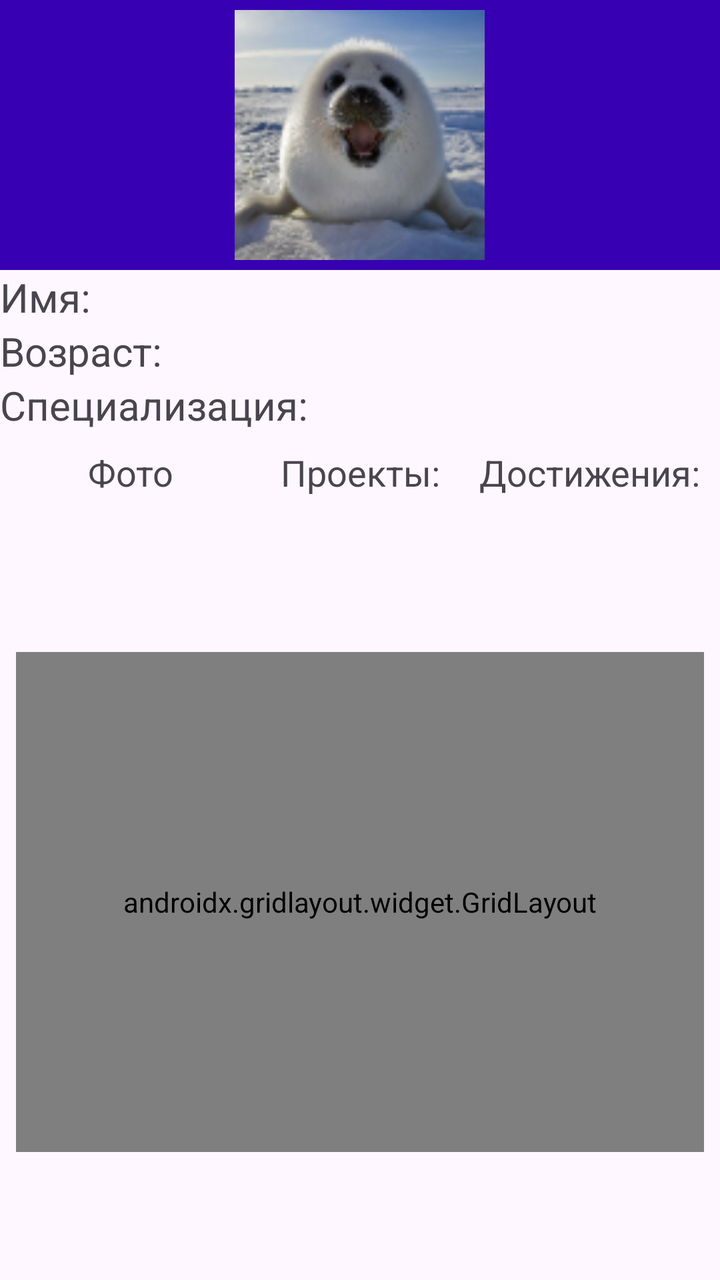
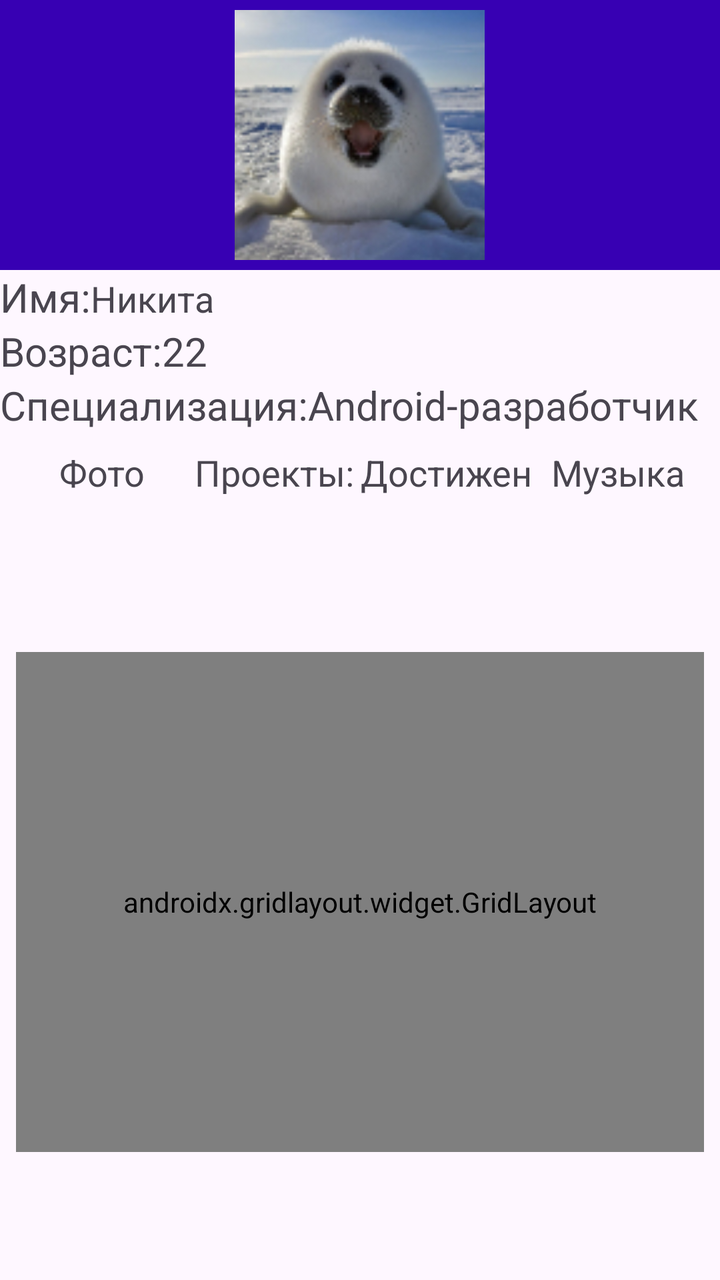

Two renders of the same Android screen: before a commit and after it. Below are the layout's source before the change and the commit's diff.
<!-- AndroidManifest.xml: application theme Theme.MobileApp3 -->
<!-- res/layout/activity_main.xml -->
<?xml version="1.0" encoding="utf-8"?>
<androidx.constraintlayout.widget.ConstraintLayout xmlns:android="http://schemas.android.com/apk/res/android"
    xmlns:app="http://schemas.android.com/apk/res-auto"
    xmlns:tools="http://schemas.android.com/tools"
    android:id="@+id/main"
    android:layout_width="match_parent"
    android:layout_height="match_parent"
    tools:context=".MainActivity">

    <FrameLayout
        android:id="@+id/frameLayout"
        android:layout_width="match_parent"
        android:layout_height="135dp"
        android:background="@color/design_default_color_primary_dark"
        app:layout_constraintLeft_toLeftOf="parent"
        app:layout_constraintRight_toRightOf="parent"
        app:layout_constraintTop_toTopOf="parent">

        <ImageView
            android:id="@+id/imageView"
            android:layout_width="125dp"
            android:layout_height="125dp"
            android:layout_gravity="center"
            android:contentDescription="@string/photo_profile_desc"
            app:srcCompat="@drawable/tulen" />
    </FrameLayout>

    <LinearLayout
        android:id="@+id/linearLayout"
        android:layout_width="0dp"
        android:layout_height="wrap_content"
        android:orientation="vertical"
        app:layout_constraintLeft_toLeftOf="parent"
        app:layout_constraintRight_toRightOf="parent"
        app:layout_constraintTop_toBottomOf="@+id/frameLayout">

        <TextView
            android:id="@+id/textView"
            android:layout_width="match_parent"
            android:layout_height="wrap_content"
            android:text="@string/text_name"
            android:textSize="20sp" />

        <TextView
            android:id="@+id/textView2"
            android:layout_width="match_parent"
            android:layout_height="wrap_content"
            android:text="@string/text_age"
            android:textSize="20sp" />

        <TextView
            android:id="@+id/textView3"
            android:layout_width="match_parent"
            android:layout_height="wrap_content"
            android:text="@string/text_job"
            android:textSize="20sp" />
    </LinearLayout>

    <LinearLayout
        android:id="@+id/linearLayout2"
        android:layout_width="match_parent"
        android:layout_height="30dp"
        android:layout_marginHorizontal="8dp"
        android:layout_marginTop="8dp"
        android:orientation="horizontal"
        app:layout_constraintEnd_toEndOf="parent"
        app:layout_constraintStart_toStartOf="parent"
        app:layout_constraintTop_toBottomOf="@+id/linearLayout">

        <TextView
            android:id="@+id/textView4"
            android:layout_width="match_parent"
            android:layout_height="wrap_content"
            android:layout_weight="1"
            android:gravity="center"
            android:text="@string/text_photo"
            android:textSize="18sp" />

        <TextView
            android:id="@+id/textView5"
            android:layout_width="match_parent"
            android:layout_height="wrap_content"
            android:layout_weight="1"
            android:gravity="center"
            android:text="@string/text_projects"
            android:textSize="18sp" />

        <TextView
            android:id="@+id/textView6"
            android:layout_width="match_parent"
            android:layout_height="wrap_content"
            android:layout_weight="1"
            android:gravity="center"
            android:text="@string/text_achievements"
            android:textSize="18sp" />
    </LinearLayout>

    <androidx.gridlayout.widget.GridLayout
        android:layout_width="match_parent"
        android:layout_height="250dp"
        android:layout_marginHorizontal="8dp"
        android:layout_marginTop="8dp"
        app:columnCount="3"
        app:layout_constraintBottom_toBottomOf="parent"
        app:layout_constraintEnd_toEndOf="parent"
        app:layout_constraintStart_toStartOf="parent"
        app:layout_constraintTop_toBottomOf="@+id/linearLayout2"
        app:rowCount="2">

        <ImageView
            android:id="@+id/imageView2"
            android:layout_width="112dp"
            android:layout_height="112dp"
            android:contentDescription="@string/photo_photo_desc"
            app:srcCompat="@drawable/tulen" />

        <ImageView
            android:id="@+id/imageView3"
            android:layout_width="112dp"
            android:layout_height="112dp"
            android:contentDescription="@string/photo_projects_desc"
            app:srcCompat="@drawable/tulen" />

        <ImageView
            android:id="@+id/imageView4"
            android:layout_width="112dp"
            android:layout_height="112dp"
            android:contentDescription="@string/photo_achievements_desc"
            app:srcCompat="@drawable/tulen" />

        <ImageView
            android:id="@+id/imageView5"
            android:layout_width="112dp"
            android:layout_height="112dp"
            android:contentDescription="@string/photo_photo_desc"
            app:srcCompat="@drawable/tulen" />

        <ImageView
            android:id="@+id/imageView6"
            android:layout_width="112dp"
            android:layout_height="112dp"
            android:contentDescription="@string/photo_projects_desc"
            app:srcCompat="@drawable/tulen" />

        <ImageView
            android:id="@+id/imageView7"
            android:layout_width="112dp"
            android:layout_height="112dp"
            android:contentDescription="@string/photo_achievements_desc"
            app:srcCompat="@drawable/tulen" />

    </androidx.gridlayout.widget.GridLayout>
</androidx.constraintlayout.widget.ConstraintLayout>
<!-- resources referenced by this layout -->
<resources>
  <!-- drawable tulen: jpg bitmap (drawable, 14408 bytes) -->
  <string name="photo_achievements_desc">Какие то описания достижений</string>
  <string name="photo_photo_desc">Какие то описания фотографий</string>
  <string name="photo_profile_desc">Какое-то описание фото</string>
  <string name="photo_projects_desc">Какие то описания проектов</string>
  <string name="text_achievements">Достижения:</string>
  <string name="text_age">Возраст:</string>
  <string name="text_job">Специализация:</string>
  <string name="text_name">Имя:</string>
  <string name="text_photo">Фото</string>
  <string name="text_projects">Проекты:</string>
  <style name="Theme.MobileApp3" parent="Base.Theme.MobileApp3" />
  <style name="Base.Theme.MobileApp3" parent="Theme.Material3.DayNight.NoActionBar">
          
          
      </style>
</resources>

<!-- the commit's change to res/layout/activity_main.xml (unified diff, before → after) -->
@@ -34,26 +34,66 @@
         app:layout_constraintRight_toRightOf="parent"
         app:layout_constraintTop_toBottomOf="@+id/frameLayout">
 
-        <TextView
-            android:id="@+id/textView"
-            android:layout_width="match_parent"
-            android:layout_height="wrap_content"
-            android:text="@string/text_name"
-            android:textSize="20sp" />
-
-        <TextView
-            android:id="@+id/textView2"
-            android:layout_width="match_parent"
-            android:layout_height="wrap_content"
-            android:text="@string/text_age"
-            android:textSize="20sp" />
-
-        <TextView
-            android:id="@+id/textView3"
-            android:layout_width="match_parent"
-            android:layout_height="wrap_content"
-            android:text="@string/text_job"
-            android:textSize="20sp" />
+        <LinearLayout
+            android:layout_width="match_parent"
+            android:layout_height="match_parent"
+            android:orientation="horizontal">
+
+            <TextView
+                android:id="@+id/textView"
+                android:layout_width="wrap_content"
+                android:layout_height="wrap_content"
+                android:text="@string/text_name"
+                android:textSize="20sp" />
+
+            <TextView
+                android:id="@+id/textView7"
+                android:layout_width="wrap_content"
+                android:layout_height="wrap_content"
+                android:text="@string/text_current_name"
+                android:textSize="18sp" />
+        </LinearLayout>
+
+        <LinearLayout
+            android:layout_width="match_parent"
+            android:layout_height="match_parent"
+            android:orientation="horizontal">
+
+            <TextView
+                android:id="@+id/textView2"
+                android:layout_width="wrap_content"
+                android:layout_height="wrap_content"
+                android:text="@string/text_age"
+                android:textSize="20sp" />
+
+            <TextView
+                android:id="@+id/textView8"
+                android:layout_width="wrap_content"
+                android:layout_height="wrap_content"
+                android:text="@string/text_current_age"
+                android:textSize="20sp" />
+        </LinearLayout>
+
+        <LinearLayout
+            android:layout_width="match_parent"
+            android:layout_height="match_parent"
+            android:orientation="horizontal">
+
+            <TextView
+                android:id="@+id/textView3"
+                android:layout_width="wrap_content"
+                android:layout_height="wrap_content"
+                android:text="@string/text_job"
+                android:textSize="20sp" />
+
+            <TextView
+                android:id="@+id/textView9"
+                android:layout_width="wrap_content"
+                android:layout_height="wrap_content"
+                android:text="@string/text_current_job"
+                android:textSize="20sp" />
+        </LinearLayout>
+
     </LinearLayout>
 
     <LinearLayout
@@ -92,6 +132,15 @@
             android:layout_weight="1"
             android:gravity="center"
             android:text="@string/text_achievements"
+            android:textSize="18sp" />
+
+        <TextView
+            android:id="@+id/textView10"
+            android:layout_width="match_parent"
+            android:layout_height="wrap_content"
+            android:layout_weight="1"
+            android:gravity="center"
+            android:text="@string/text_music"
             android:textSize="18sp" />
     </LinearLayout>
 
@@ -111,6 +160,7 @@
             android:id="@+id/imageView2"
             android:layout_width="112dp"
             android:layout_height="112dp"
+            android:layout_margin="10sp"
             android:contentDescription="@string/photo_photo_desc"
             app:srcCompat="@drawable/tulen" />
 
@@ -118,6 +168,7 @@
             android:id="@+id/imageView3"
             android:layout_width="112dp"
             android:layout_height="112dp"
+            android:layout_margin="10sp"
             android:contentDescription="@string/photo_projects_desc"
             app:srcCompat="@drawable/tulen" />
 
@@ -125,6 +176,7 @@
             android:id="@+id/imageView4"
             android:layout_width="112dp"
             android:layout_height="112dp"
+            android:layout_margin="10sp"
             android:contentDescription="@string/photo_achievements_desc"
             app:srcCompat="@drawable/tulen" />
 
@@ -132,6 +184,7 @@
             android:id="@+id/imageView5"
             android:layout_width="112dp"
             android:layout_height="112dp"
+            android:layout_margin="10sp"
             android:contentDescription="@string/photo_photo_desc"
             app:srcCompat="@drawable/tulen" />
 
@@ -139,6 +192,7 @@
             android:id="@+id/imageView6"
             android:layout_width="112dp"
             android:layout_height="112dp"
+            android:layout_margin="10sp"
             android:contentDescription="@string/photo_projects_desc"
             app:srcCompat="@drawable/tulen" />
 
@@ -146,6 +200,7 @@
             android:id="@+id/imageView7"
             android:layout_width="112dp"
             android:layout_height="112dp"
+            android:layout_margin="10sp"
             android:contentDescription="@string/photo_achievements_desc"
             app:srcCompat="@drawable/tulen" />
 
<!-- resource entries referenced after the edit -->
@@ -7,7 +7,11 @@
   <string name="photo_projects_desc">Какие то описания проектов</string>
   <string name="text_achievements">Достижения:</string>
   <string name="text_age">Возраст:</string>
+  <string name="text_current_age">22</string>
+  <string name="text_current_job">Android-разработчик</string>
+  <string name="text_current_name">Никита</string>
   <string name="text_job">Специализация:</string>
+  <string name="text_music">Музыка</string>
   <string name="text_name">Имя:</string>
   <string name="text_photo">Фото</string>
   <string name="text_projects">Проекты:</string>
